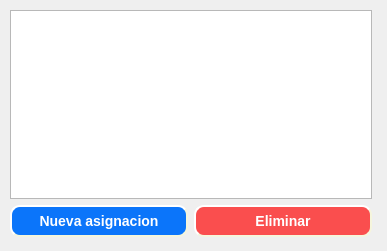
Above: assignmentsDialog.ui from Santiago-Pinto/colorcraft before the change. Below: the same form after it.
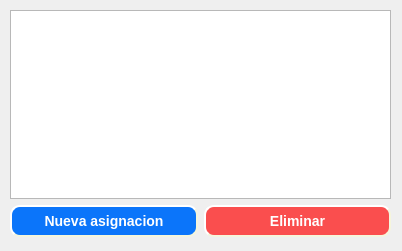
That is the form after the change.

```diff
--- a/assignmentsDialog.ui
+++ b/assignmentsDialog.ui
@@ -6,7 +6,7 @@
    <rect>
     <x>0</x>
     <y>0</y>
-    <width>387</width>
+    <width>402</width>
     <height>251</height>
    </rect>
   </property>
@@ -18,7 +18,7 @@
     <rect>
      <x>10</x>
      <y>10</y>
-     <width>362</width>
+     <width>381</width>
      <height>227</height>
     </rect>
    </property>
```
